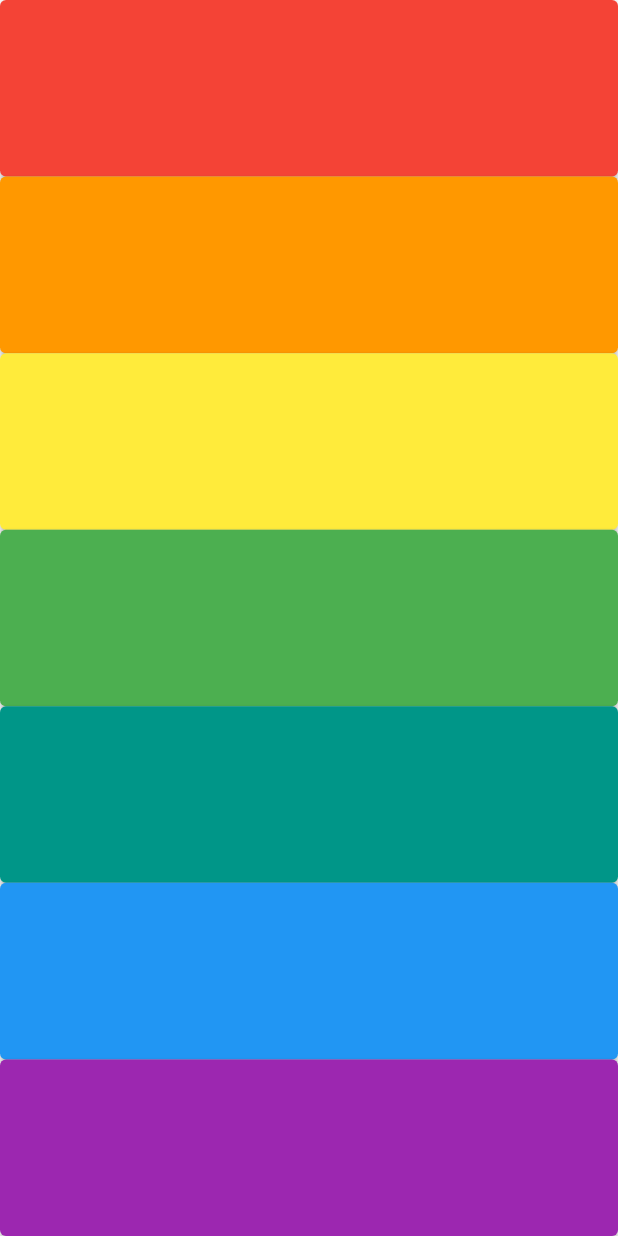
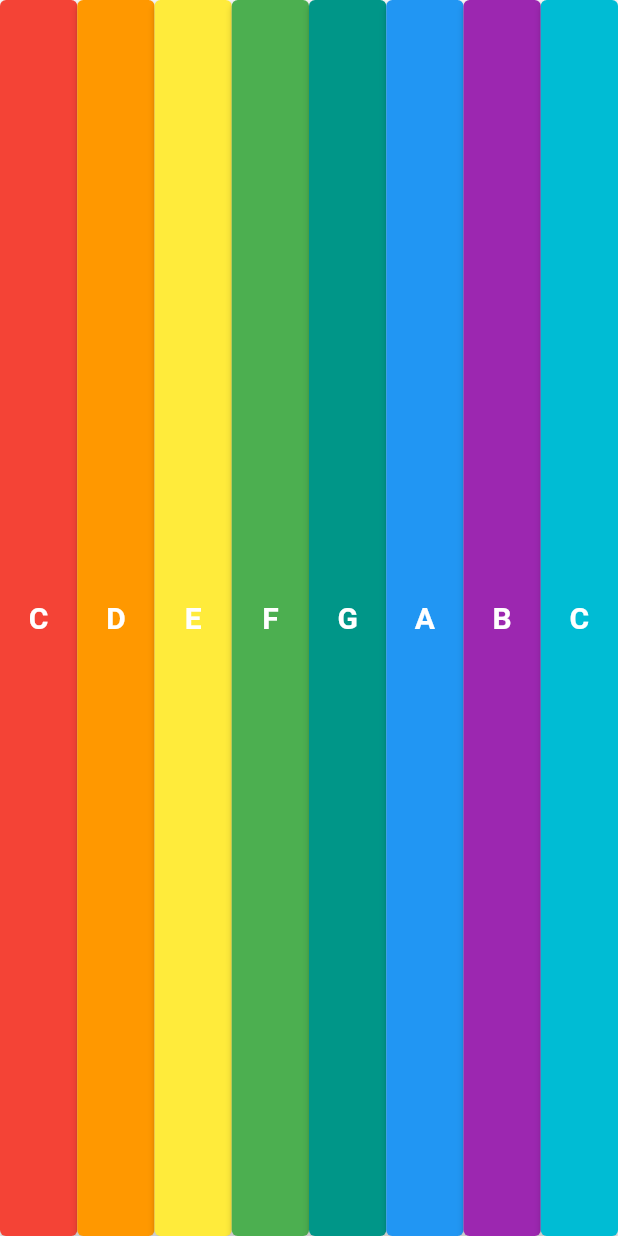
Before and after one commit to gportodev/xylophone_app, a Flutter app: the screen it shows after launch, on a phone screen of 412 x 824 dp. Run offline on Flutter 3.47's test engine with Material 2 defaults, Android fonts, the phone set to English and light mode, and no system bars; our stand-ins replace audioplayers.

Commit message:
Add note, change layout

```diff
--- a/lib/main.dart
+++ b/lib/main.dart
@@ -10,7 +10,8 @@ class XylophoneApp extends StatelessWidget {
     await player.play(AssetSource('note$id'));
   }
 
-  Expanded buildKey({required MaterialColor color, required int id}) {
+  Expanded buildKey(
+      {required String note, required MaterialColor color, required int id}) {
     return Expanded(
       child: ElevatedButton(
         style: ElevatedButton.styleFrom(
@@ -19,7 +20,10 @@ class XylophoneApp extends StatelessWidget {
         onPressed: () async {
           playSound(id);
         },
-        child: null,
+        child: Text(
+          note,
+          style: const TextStyle(fontSize: 20, fontWeight: FontWeight.bold),
+        ),
       ),
     );
   }
@@ -30,16 +34,19 @@ class XylophoneApp extends StatelessWidget {
       debugShowCheckedModeBanner: false,
       home: Scaffold(
         body: SafeArea(
-          child:
-              Column(crossAxisAlignment: CrossAxisAlignment.stretch, children: [
-            buildKey(color: Colors.red, id: 1),
-            buildKey(color: Colors.orange, id: 2),
-            buildKey(color: Colors.yellow, id: 3),
-            buildKey(color: Colors.green, id: 4),
-            buildKey(color: Colors.teal, id: 5),
-            buildKey(color: Colors.blue, id: 6),
-            buildKey(color: Colors.purple, id: 7),
-          ]),
+          child: Row(
+            crossAxisAlignment: CrossAxisAlignment.stretch,
+            children: [
+              buildKey(note: "C", color: Colors.red, id: 1),
+              buildKey(note: "D", color: Colors.orange, id: 2),
+              buildKey(note: "E", color: Colors.yellow, id: 3),
+              buildKey(note: "F", color: Colors.green, id: 4),
+              buildKey(note: "G", color: Colors.teal, id: 5),
+              buildKey(note: "A", color: Colors.blue, id: 6),
+              buildKey(note: "B", color: Colors.purple, id: 7),
+              buildKey(note: "C", color: Colors.cyan, id: 8),
+            ],
+          ),
         ),
       ),
     );
```
Also changed, not shown: 1 other file.
